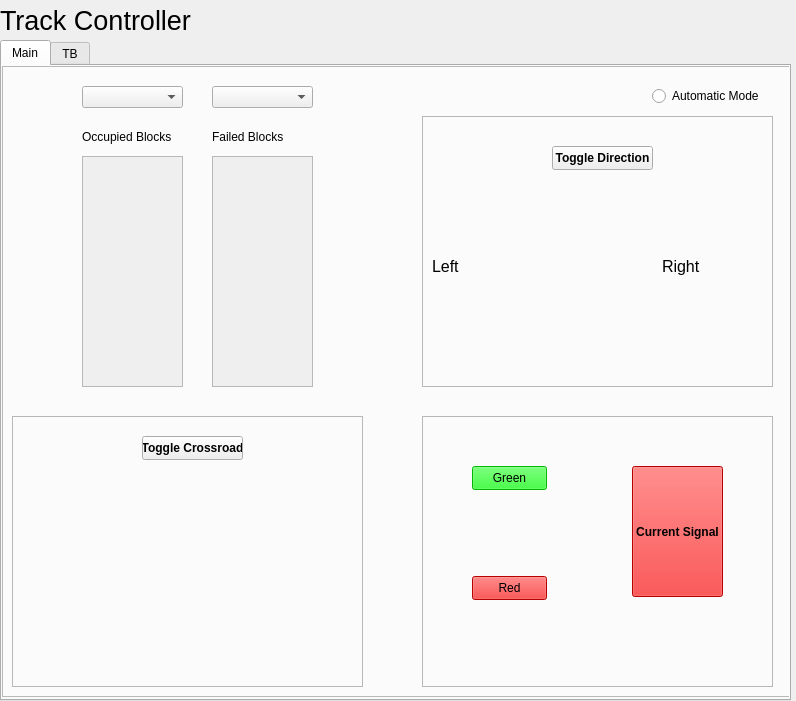
Old version of the form TrackControllerSw/TrackControllerW.ui in the repository cerfort2/1140.
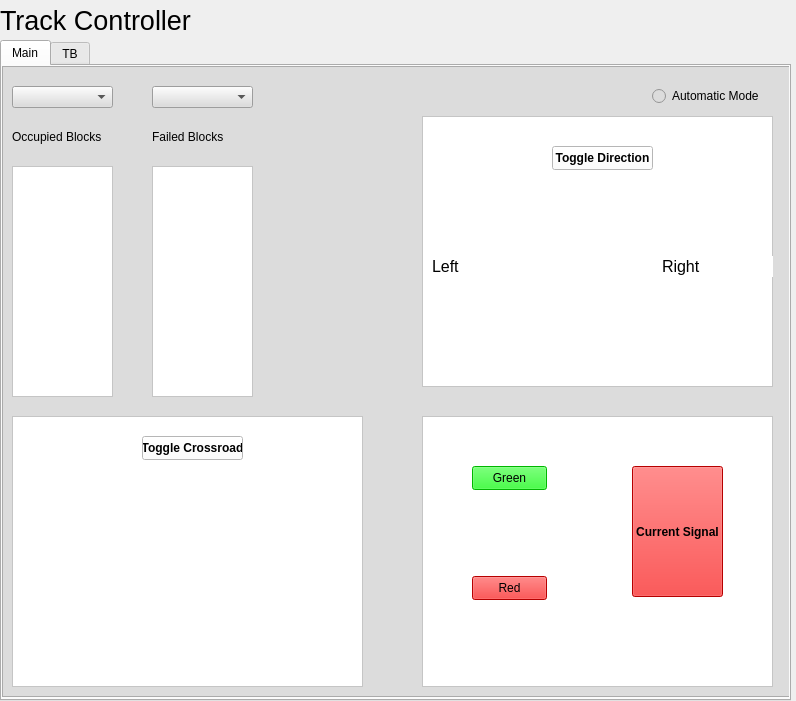
New version of the form. Icons and pictures are not drawn.

The edit to the form file:
```diff
--- a/TrackControllerSw/TrackControllerW.ui
+++ b/TrackControllerSw/TrackControllerW.ui
@@ -39,7 +39,7 @@
       </rect>
      </property>
      <property name="styleSheet">
-      <string notr="true"/>
+      <string notr="true">background-color: rgb(220, 220, 220);</string>
      </property>
      <property name="frameShape">
       <enum>QFrame::StyledPanel</enum>
@@ -57,7 +57,7 @@
        </rect>
       </property>
       <property name="styleSheet">
-       <string notr="true"/>
+       <string notr="true">background-color: rgb(255, 255, 255);</string>
       </property>
       <property name="frameShape">
        <enum>QFrame::StyledPanel</enum>
@@ -132,7 +132,7 @@
        </rect>
       </property>
       <property name="styleSheet">
-       <string notr="true"/>
+       <string notr="true">background-color: rgb(255, 255, 255);</string>
       </property>
       <property name="frameShape">
        <enum>QFrame::StyledPanel</enum>
@@ -242,7 +242,7 @@
      <widget class="QComboBox" name="wayside">
       <property name="geometry">
        <rect>
-        <x>80</x>
+        <x>10</x>
         <y>20</y>
         <width>101</width>
         <height>22</height>
@@ -259,7 +259,7 @@
        </rect>
       </property>
       <property name="styleSheet">
-       <string notr="true"/>
+       <string notr="true">background-color: rgb(255, 255, 255);</string>
       </property>
       <property name="frameShape">
        <enum>QFrame::StyledPanel</enum>
@@ -305,7 +305,7 @@
      <widget class="QComboBox" name="block">
       <property name="geometry">
        <rect>
-        <x>210</x>
+        <x>150</x>
         <y>20</y>
         <width>101</width>
         <height>22</height>
@@ -318,20 +318,20 @@
       </property>
       <property name="geometry">
        <rect>
-        <x>80</x>
-        <y>90</y>
+        <x>10</x>
+        <y>100</y>
         <width>101</width>
         <height>231</height>
        </rect>
       </property>
       <property name="styleSheet">
-       <string notr="true"/>
+       <string notr="true">background-color: rgb(255, 255, 255);</string>
       </property>
      </widget>
      <widget class="QLabel" name="occupationLabel">
       <property name="geometry">
        <rect>
-        <x>80</x>
+        <x>10</x>
         <y>60</y>
         <width>101</width>
         <height>21</height>
@@ -355,7 +355,7 @@
      <widget class="QLabel" name="failuresLabel">
       <property name="geometry">
        <rect>
-        <x>210</x>
+        <x>150</x>
         <y>60</y>
         <width>101</width>
         <height>21</height>
@@ -382,14 +382,14 @@
       </property>
       <property name="geometry">
        <rect>
-        <x>210</x>
-        <y>90</y>
+        <x>150</x>
+        <y>100</y>
         <width>101</width>
         <height>231</height>
        </rect>
       </property>
       <property name="styleSheet">
-       <string notr="true"/>
+       <string notr="true">background-color: rgb(255, 255, 255);</string>
       </property>
      </widget>
     </widget>
```
